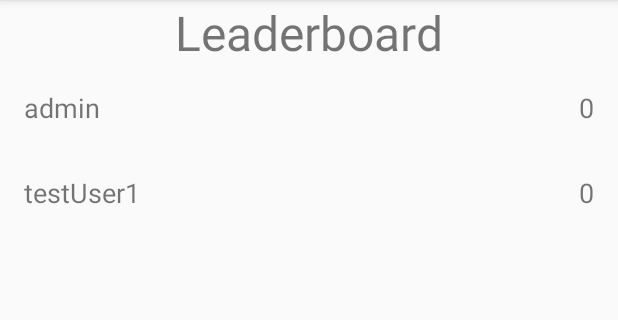
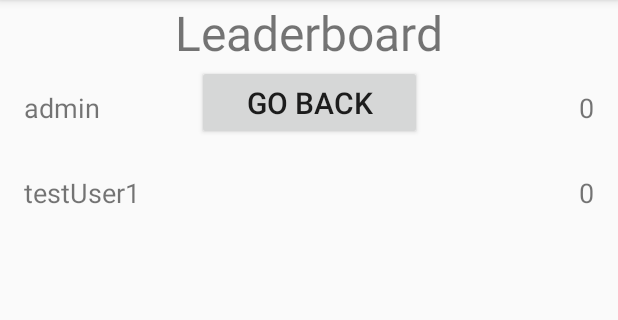
Before and after one commit to Dinomyt/TriviaQuest, an Android app: the LeaderboardActivity screen opened directly, with no data from a screen before it, on a phone screen of 412 x 824 dp, the part 84-404 px from its top. Run offline under Robolectric (Android 15) with nearby library versions, the phone set to English and light mode, and no system bars; our stand-ins replace Room's generated code.

Commit message:
added button to activity leaderboard

```diff
--- a/app/src/main/res/layout/activity_leaderboard.xml
+++ b/app/src/main/res/layout/activity_leaderboard.xml
@@ -24,4 +24,15 @@
         app:layout_constraintStart_toStartOf="parent"
         app:layout_constraintTop_toBottomOf="@id/leaderboardTitle" />
 
+    <Button
+        android:layout_width="150dp"
+        android:layout_height="50dp"
+        android:id="@+id/leaderboardBackButtonTextView"
+        android:gravity="center"
+        android:text="@string/go_back"
+        android:textSize="20sp"
+        app:layout_constraintEnd_toEndOf="parent"
+        app:layout_constraintStart_toStartOf="parent"
+        app:layout_constraintTop_toBottomOf="@+id/leaderboardTitle" />
+
 </androidx.constraintlayout.widget.ConstraintLayout>
```
